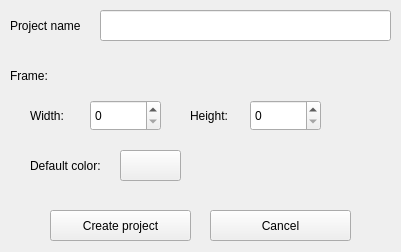
The window that CreatingProject_UI.ui (AntonyVasyuk/AniPy) describes before a commit, drawn with Qt 5.
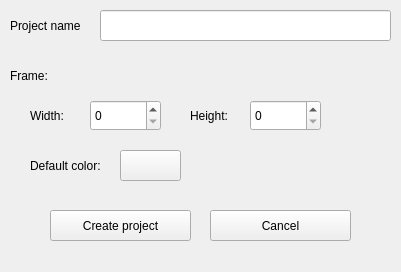
The same window after the commit.

```diff
--- a/CreatingProject_UI.ui
+++ b/CreatingProject_UI.ui
@@ -7,7 +7,7 @@
     <x>0</x>
     <y>0</y>
     <width>401</width>
-    <height>252</height>
+    <height>272</height>
    </rect>
   </property>
   <property name="sizePolicy">
@@ -162,6 +162,19 @@
     <string/>
    </property>
   </widget>
+  <widget class="QLabel" name="status">
+   <property name="geometry">
+    <rect>
+     <x>10</x>
+     <y>240</y>
+     <width>381</width>
+     <height>31</height>
+    </rect>
+   </property>
+   <property name="text">
+    <string/>
+   </property>
+  </widget>
  </widget>
  <resources/>
  <connections/>
```
Left out of the diff: 2 changed lines with no effect on the pictures.
